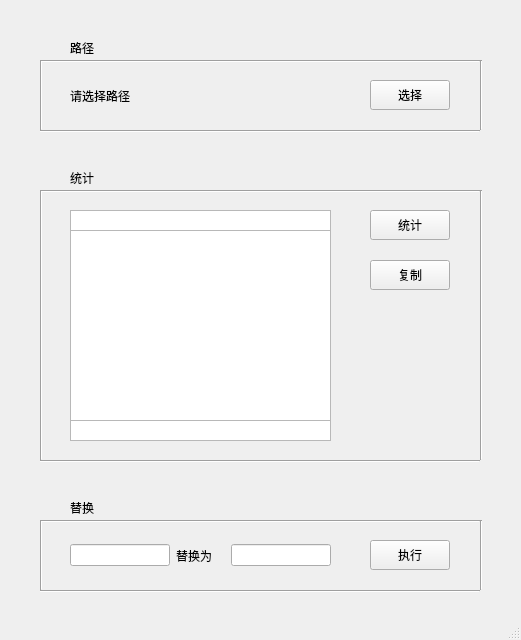
Qt form label_window.ui (lustoo/labelImg) before a commit.
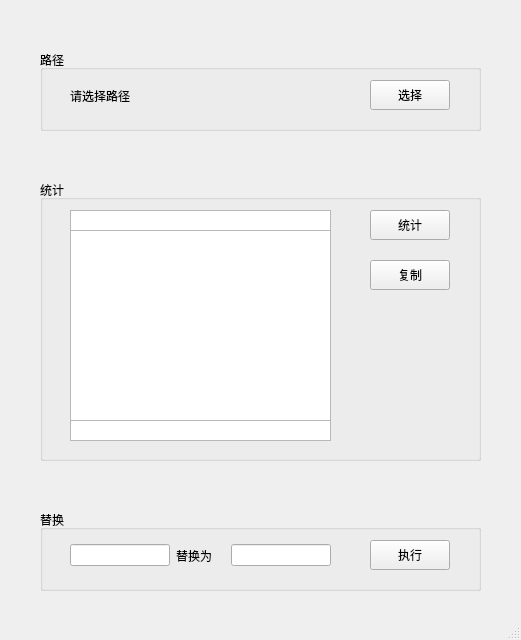
The same form after that commit.

Diff of the .ui file:
```diff
--- a/label_window.ui
+++ b/label_window.ui
@@ -32,110 +32,155 @@
    <bool>true</bool>
   </property>
   <widget class="QWidget" name="centralwidget">
-   <widget class="Line" name="line">
+   <widget class="QGroupBox" name="groupBox">
     <property name="geometry">
      <rect>
       <x>40</x>
-      <y>190</y>
-      <width>440</width>
-      <height>3</height>
+      <y>180</y>
+      <width>441</width>
+      <height>281</height>
      </rect>
     </property>
-    <property name="orientation">
-     <enum>Qt::Horizontal</enum>
-    </property>
-   </widget>
-   <widget class="QLabel" name="label">
-    <property name="geometry">
-     <rect>
-      <x>70</x>
-      <y>170</y>
-      <width>54</width>
-      <height>16</height>
-     </rect>
-    </property>
-    <property name="frameShape">
-     <enum>QFrame::NoFrame</enum>
-    </property>
-    <property name="frameShadow">
-     <enum>QFrame::Plain</enum>
-    </property>
-    <property name="text">
+    <property name="title">
      <string>统计</string>
     </property>
+    <widget class="QListWidget" name="list_head">
+     <property name="geometry">
+      <rect>
+       <x>30</x>
+       <y>30</y>
+       <width>261</width>
+       <height>21</height>
+      </rect>
+     </property>
+     <property name="font">
+      <font>
+       <weight>75</weight>
+       <bold>true</bold>
+      </font>
+     </property>
+    </widget>
+    <widget class="QListWidget" name="list_label">
+     <property name="geometry">
+      <rect>
+       <x>30</x>
+       <y>50</y>
+       <width>261</width>
+       <height>191</height>
+      </rect>
+     </property>
+    </widget>
+    <widget class="QListWidget" name="list_all">
+     <property name="geometry">
+      <rect>
+       <x>30</x>
+       <y>240</y>
+       <width>261</width>
+       <height>21</height>
+      </rect>
+     </property>
+     <property name="font">
+      <font>
+       <weight>75</weight>
+       <bold>true</bold>
+      </font>
+     </property>
+    </widget>
    </widget>
-   <widget class="QLabel" name="label_2">
+   <widget class="QGroupBox" name="groupBox_2">
+    <property name="enabled">
+     <bool>true</bool>
+    </property>
     <property name="geometry">
      <rect>
-      <x>70</x>
-      <y>500</y>
-      <width>54</width>
-      <height>16</height>
+      <x>40</x>
+      <y>50</y>
+      <width>441</width>
+      <height>81</height>
      </rect>
     </property>
-    <property name="text">
+    <property name="title">
+     <string>路径</string>
+    </property>
+    <widget class="QPushButton" name="do_openpath">
+     <property name="geometry">
+      <rect>
+       <x>330</x>
+       <y>30</y>
+       <width>80</width>
+       <height>30</height>
+      </rect>
+     </property>
+     <property name="text">
+      <string>选择</string>
+     </property>
+    </widget>
+    <widget class="QWidget" name="horizontalLayoutWidget">
+     <property name="geometry">
+      <rect>
+       <x>30</x>
+       <y>30</y>
+       <width>261</width>
+       <height>31</height>
+      </rect>
+     </property>
+     <layout class="QHBoxLayout" name="horizontalLayout_4" stretch="0">
+      <property name="bottomMargin">
+       <number>0</number>
+      </property>
+      <item>
+       <widget class="QLabel" name="label_showpath">
+        <property name="lineWidth">
+         <number>1</number>
+        </property>
+        <property name="text">
+         <string>请选择路径</string>
+        </property>
+       </widget>
+      </item>
+     </layout>
+    </widget>
+   </widget>
+   <widget class="QGroupBox" name="groupBox_3">
+    <property name="geometry">
+     <rect>
+      <x>40</x>
+      <y>510</y>
+      <width>441</width>
+      <height>81</height>
+     </rect>
+    </property>
+    <property name="title">
      <string>替换</string>
     </property>
    </widget>
-   <widget class="QListWidget" name="list_label">
+   <widget class="QPushButton" name="do_cal">
     <property name="geometry">
      <rect>
-      <x>70</x>
-      <y>230</y>
-      <width>261</width>
-      <height>191</height>
+      <x>370</x>
+      <y>210</y>
+      <width>80</width>
+      <height>30</height>
      </rect>
     </property>
-   </widget>
-   <widget class="Line" name="line_2">
-    <property name="geometry">
-     <rect>
-      <x>40</x>
-      <y>520</y>
-      <width>440</width>
-      <height>3</height>
-     </rect>
+    <property name="text">
+     <string>统计</string>
     </property>
-    <property name="orientation">
-     <enum>Qt::Horizontal</enum>
-    </property>
    </widget>
-   <widget class="QWidget" name="horizontalLayoutWidget">
-    <property name="geometry">
-     <rect>
-      <x>70</x>
-      <y>80</y>
-      <width>251</width>
-      <height>31</height>
-     </rect>
+   <widget class="QPushButton" name="do_copy">
+    <property name="enabled">
+     <bool>true</bool>
     </property>
-    <layout class="QHBoxLayout" name="horizontalLayout_4" stretch="0">
-     <property name="bottomMargin">
-      <number>0</number>
-     </property>
-     <item>
-      <widget class="QLabel" name="label_showpath">
-       <property name="lineWidth">
-        <number>1</number>
-       </property>
-       <property name="text">
-        <string>请选择路径</string>
-       </property>
-      </widget>
-     </item>
-    </layout>
-   </widget>
-   <widget class="QPushButton" name="do_changelabel">
     <property name="geometry">
      <rect>
       <x>370</x>
-      <y>540</y>
+      <y>260</y>
       <width>80</width>
       <height>30</height>
      </rect>
     </property>
     <property name="text">
-     <string>执行</string>
+     <string>复制</string>
     </property>
    </widget>
    <widget class="QWidget" name="horizontalLayoutWidget_2">
@@ -163,227 +208,17 @@
      </item>
     </layout>
    </widget>
-   <widget class="QPushButton" name="do_openpath">
+   <widget class="QPushButton" name="do_changelabel">
     <property name="geometry">
      <rect>
       <x>370</x>
-      <y>80</y>
+      <y>540</y>
       <width>80</width>
       <height>30</height>
      </rect>
     </property>
     <property name="text">
-     <string>选择</string>
-    </property>
-   </widget>
-   <widget class="Line" name="line_3">
-    <property name="geometry">
-     <rect>
-      <x>40</x>
-      <y>520</y>
-      <width>3</width>
-      <height>70</height>
-     </rect>
-    </property>
-    <property name="orientation">
-     <enum>Qt::Vertical</enum>
-    </property>
-   </widget>
-   <widget class="Line" name="line_4">
-    <property name="geometry">
-     <rect>
-      <x>480</x>
-      <y>520</y>
-      <width>3</width>
-      <height>70</height>
-     </rect>
-    </property>
-    <property name="orientation">
-     <enum>Qt::Vertical</enum>
-    </property>
-   </widget>
-   <widget class="Line" name="line_5">
-    <property name="geometry">
-     <rect>
-      <x>40</x>
-      <y>590</y>
-      <width>440</width>
-      <height>3</height>
-     </rect>
-    </property>
-    <property name="orientation">
-     <enum>Qt::Horizontal</enum>
-    </property>
-   </widget>
-   <widget class="Line" name="line_6">
-    <property name="geometry">
-     <rect>
-      <x>40</x>
-      <y>460</y>
-      <width>440</width>
-      <height>3</height>
-     </rect>
-    </property>
-    <property name="orientation">
-     <enum>Qt::Horizontal</enum>
-    </property>
-   </widget>
-   <widget class="Line" name="line_7">
-    <property name="geometry">
-     <rect>
-      <x>40</x>
-      <y>190</y>
-      <width>3</width>
-      <height>270</height>
-     </rect>
-    </property>
-    <property name="orientation">
-     <enum>Qt::Vertical</enum>
-    </property>
-   </widget>
-   <widget class="Line" name="line_8">
-    <property name="geometry">
-     <rect>
-      <x>480</x>
-      <y>190</y>
-      <width>3</width>
-      <height>270</height>
-     </rect>
-    </property>
-    <property name="orientation">
-     <enum>Qt::Vertical</enum>
-    </property>
-   </widget>
-   <widget class="QPushButton" name="do_copy">
-    <property name="enabled">
-     <bool>true</bool>
-    </property>
-    <property name="geometry">
-     <rect>
-      <x>370</x>
-      <y>260</y>
-      <width>80</width>
-      <height>30</height>
-     </rect>
-    </property>
-    <property name="text">
-     <string>复制</string>
-    </property>
-   </widget>
-   <widget class="QPushButton" name="do_cal">
-    <property name="geometry">
-     <rect>
-      <x>370</x>
-      <y>210</y>
-      <width>80</width>
-      <height>30</height>
-     </rect>
-    </property>
-    <property name="text">
-     <string>统计</string>
-    </property>
-   </widget>
-   <widget class="Line" name="line_9">
-    <property name="geometry">
-     <rect>
-      <x>40</x>
-      <y>60</y>
-      <width>440</width>
-      <height>3</height>
-     </rect>
-    </property>
-    <property name="orientation">
-     <enum>Qt::Horizontal</enum>
-    </property>
-   </widget>
-   <widget class="Line" name="line_10">
-    <property name="geometry">
-     <rect>
-      <x>40</x>
-      <y>130</y>
-      <width>440</width>
-      <height>3</height>
-     </rect>
-    </property>
-    <property name="orientation">
-     <enum>Qt::Horizontal</enum>
-    </property>
-   </widget>
-   <widget class="Line" name="line_11">
-    <property name="geometry">
-     <rect>
-      <x>40</x>
-      <y>60</y>
-      <width>3</width>
-      <height>70</height>
-     </rect>
-    </property>
-    <property name="orientation">
-     <enum>Qt::Vertical</enum>
-    </property>
-   </widget>
-   <widget class="Line" name="line_12">
-    <property name="geometry">
-     <rect>
-      <x>480</x>
-      <y>60</y>
-      <width>3</width>
-      <height>70</height>
-     </rect>
-    </property>
-    <property name="orientation">
-     <enum>Qt::Vertical</enum>
-    </property>
-   </widget>
-   <widget class="QLabel" name="label_4">
-    <property name="geometry">
-     <rect>
-      <x>70</x>
-      <y>40</y>
-      <width>54</width>
-      <height>16</height>
-     </rect>
-    </property>
-    <property name="frameShape">
-     <enum>QFrame::NoFrame</enum>
-    </property>
-    <property name="frameShadow">
-     <enum>QFrame::Plain</enum>
-    </property>
-    <property name="text">
-     <string>路径</string>
-    </property>
-   </widget>
-   <widget class="QListWidget" name="list_all">
-    <property name="geometry">
-     <rect>
-      <x>70</x>
-      <y>420</y>
-      <width>261</width>
-      <height>21</height>
-     </rect>
-    </property>
-    <property name="font">
-     <font>
-      <weight>75</weight>
-      <bold>true</bold>
-     </font>
-    </property>
-   </widget>
-   <widget class="QListWidget" name="list_head">
-    <property name="geometry">
-     <rect>
-      <x>70</x>
-      <y>210</y>
-      <width>261</width>
-      <height>21</height>
-     </rect>
-    </property>
-    <property name="font">
-     <font>
-      <weight>75</weight>
-      <bold>true</bold>
-     </font>
+     <string>执行</string>
     </property>
    </widget>
   </widget>
```
